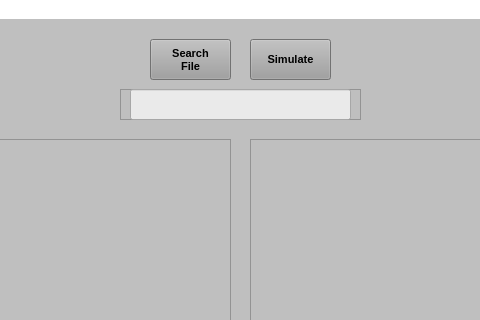
The window that UI/InterfaceRoute.ui (Potter-Gryffindor/Proyecto-Final) describes before a commit, drawn with Qt 5; both pictures show x 240 to 720 and y 0 to 320 of the 964 by 677 pixel window.
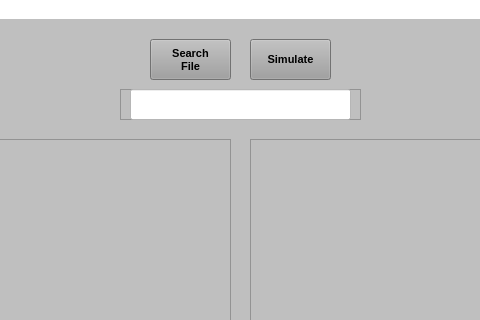
The same window after the commit. Icons and pictures are not drawn.

```diff
--- a/UI/InterfaceRoute.ui
+++ b/UI/InterfaceRoute.ui
@@ -999,7 +999,7 @@
       </font>
      </property>
      <property name="styleSheet">
-      <string notr="true">background-color: rgb(234, 234, 234);
+      <string notr="true">background-color: rgb(255, 255, 255);
 border-color: rgb(0, 0, 0);
 </string>
      </property>
```
